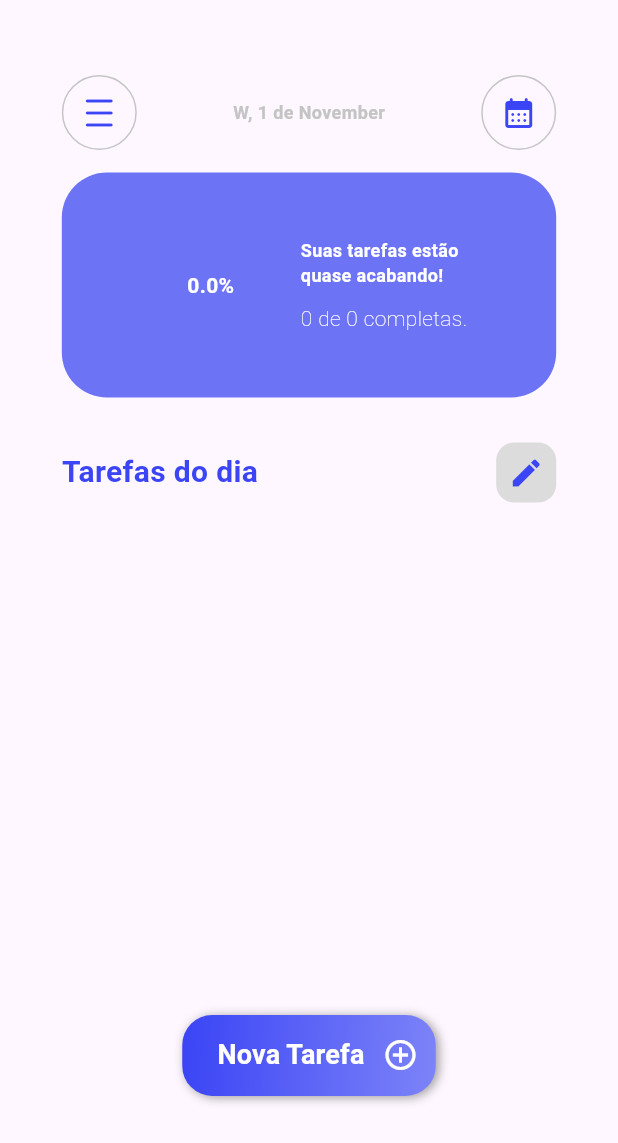
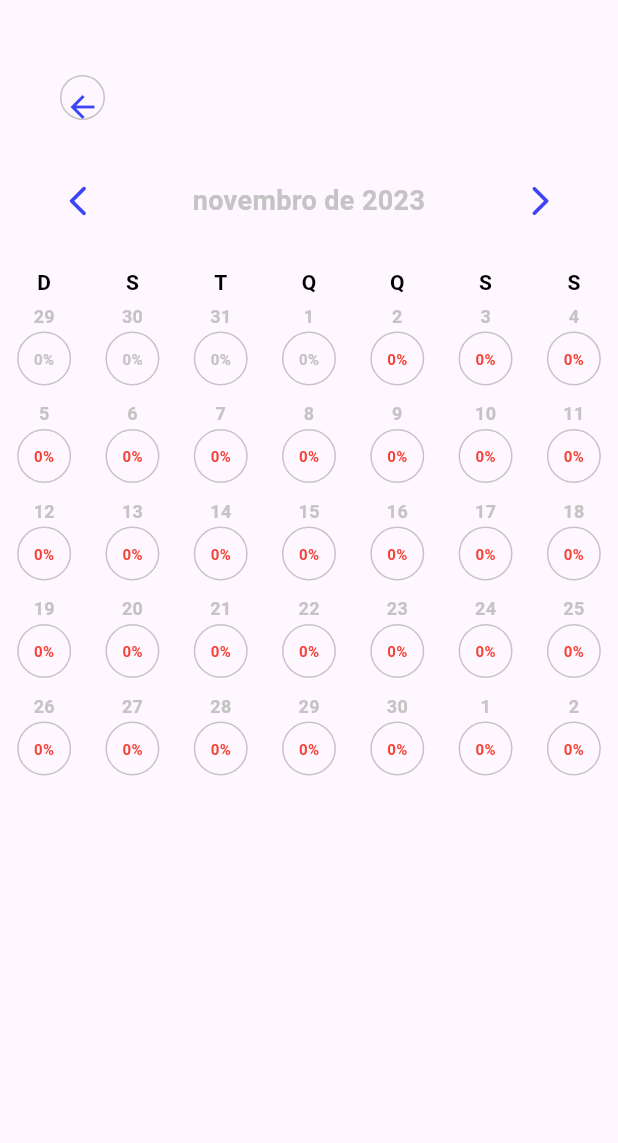
Before and after one commit to AthilaMatheusBorges/meu_habito, a Flutter app: the screen it shows after launch, after a tap on the "calendar month" icon, on a phone screen of 412 x 824 dp. Shown: the top 1143 px of the screen. Run offline on Flutter 3.47's test engine with Material 2 defaults, Android fonts, the phone set to English and light mode, and no system bars; drawn by our look-alikes of percent_indicator, table_calendar; our stand-ins replace date_field, datetime_picker_formfield, hive_flutter, sqflite; missing offline and left inert: dart:ffi; accounts and stored records are empty; Roboto replaces fonts that are missing (MontSerrat).

Commit message:
tela de loading e calendario completas

```diff
--- a/lib/database/db.dart
+++ b/lib/database/db.dart
@@ -37,6 +37,7 @@ class DB {
       id INTEGER PRIMARY KEY AUTOINCREMENT,
       nome TEXT,
       horario TEXT,
+      init TEXT,
       icone TEXT,
       notificacao BOOLEAN,
       frequencia TEXT
--- a/lib/main.dart
+++ b/lib/main.dart
@@ -2,13 +2,18 @@ import 'package:flutter/material.dart';
 import 'package:meu_habito/configs/hive_config.dart';
 import 'package:meu_habito/provider/tasks.dart';
 import 'package:meu_habito/repositories/task_repository.dart';
+import 'package:meu_habito/src/screens/loading_screen.dart';
 import 'package:provider/provider.dart';
+import 'package:intl/intl.dart';
+import 'package:intl/date_symbol_data_local.dart';
 
 import 'src/screens/home_page.dart';
 
 void main() async{
   WidgetsFlutterBinding.ensureInitialized();
   //await HiveConfig.start();
+
+  initializeDateFormatting("pt_BR", null);
   runApp(const MyApp());
 }
 
@@ -37,7 +42,7 @@ class MyApp extends StatelessWidget {
             useMaterial3: true,
           ),
           //edit
-          home: HomePage()),
+          home: LoadingScreen()),
     );
   }
 }
--- a/lib/models/tarefa_model.dart
+++ b/lib/models/tarefa_model.dart
@@ -4,6 +4,7 @@ class Tarefa {
   int id;
   final String nome;
   final String horario;
+  final String init;
   final String icon;
   //bool checked;
   final List<bool> frequencia;
@@ -13,6 +14,7 @@ class Tarefa {
     required this.id,
     required this.nome,
     required this.horario,
+    required this.init,
     required this.icon,
     //required this.checked,
     required this.frequencia,
--- a/lib/repositories/task_repository.dart
+++ b/lib/repositories/task_repository.dart
@@ -1,11 +1,17 @@
+import 'dart:ffi';
+import 'dart:math';
+
 import 'package:flutter/material.dart';
 import 'package:meu_habito/database/db.dart';
 import 'package:sqflite/sqlite_api.dart';
+
+import 'package:intl/intl.dart';
 import 'package:meu_habito/models/tarefa_model.dart';
 
 class TaskRepository extends ChangeNotifier {
   late Database db;
   List<Tarefa> _tarefas = [];
+  List _frequencia = [];
 
   //get saldo => _saldo;
   List<Tarefa> get tarefas => _tarefas;
@@ -17,29 +23,34 @@ class TaskRepository extends ChangeNotifier {
 
   _initRepository() async {
     await _getTarefas();
+    // await _getFrequencia();
   }
 
   _getTarefas() async {
     _tarefas = [];
     db = await DB.instance.database;
     List tasks = await db.query('tarefas');
-    print(tasks);
 
     tasks.forEach((tarefa) => _tarefas.add(Tarefa(
           id: tarefa['id'],
           nome: tarefa['nome'],
           horario: tarefa['horario'],
+          init: tarefa['init'],
           icon: tarefa['icone'],
           frequencia: _convertBool(tarefa['frequencia']),
           notificacao: _convertNotif(tarefa['notificacao']),
-          ))
-        );
+        )));
 
     print('carregou tarefas');
-    //print(tasks);
+    print(tasks);
     notifyListeners();
   }
 
+//  _getFrequencia() async {
+//   _frequencia = [];
+//   db = await DB.instance.database;
+//   List tasks = await db.query('frequencia_tarefas');
+//  }
   _convertNotif(int i) {
     if (i == 1)
       return true;
@@ -79,6 +90,7 @@ class TaskRepository extends ChangeNotifier {
     db.insert('tarefas', {
       'nome': task.nome,
       'horario': task.horario,
+      'init': task.init,
       'icone': task.icon,
       'notificacao': task.notificacao,
       'frequencia': _convertBit(task.frequencia),
@@ -107,7 +119,7 @@ class TaskRepository extends ChangeNotifier {
     notifyListeners();
   }
 
-tarefaFeita(int tarefaId, String data) async{
+  tarefaFeita(int tarefaId, String data) async {
     db = await DB.instance.database;
     db.insert('frequencia_tarefas', {
       'tarefa_id': tarefaId, // ID da tarefa associada
@@ -135,10 +147,9 @@ isTaskInFrequency(int taskId, String date) async {
     WHERE tarefa_id = ? AND data = ?
   ''', [taskId, date]);
     return result.isNotEmpty;
-
   }
 
-tasksForDash(String date)async {
+  tasksForDash(String date) async {
     db = await DB.instance.database;
     final List<Map<String, dynamic>> feitas = await db.rawQuery('''
     SELECT * FROM frequencia_tarefas
@@ -146,7 +157,6 @@ tasksForDash(String date)async {
   ''', [date]);
     return feitas.length;
   }
-
 
   getListaTarefas() {
     return _tarefas;
@@ -158,6 +168,7 @@ tasksForDash(String date)async {
         id: 50,
         nome: 'teste',
         horario: '2023-10-18 01:21:00.000',
+        init: '2023-10-18 01:21:00.000',
         icon: 'assets/icons/escrita.png',
         frequencia: [
           true,
@@ -181,7 +192,7 @@ tasksForDash(String date)async {
     return _tarefas.length;
   }
 
-  void deletarTask(int taskId) async{
+  void deletarTask(int taskId) async {
     db = await DB.instance.database;
     await db.rawDelete('''
     DELETE FROM frequencia_tarefas
@@ -194,4 +205,95 @@ tasksForDash(String date)async {
     notifyListeners();
     _getTarefas();
   }
+
+  getTabelaFreq() async {
+    db = await DB.instance.database;
+    final List<Map<String, dynamic>> feitas = await db.rawQuery('''
+    SELECT * FROM frequencia_tarefas
+  ''');
+    print(feitas);
   }
+
+  getPercentGeral() async {
+    //pega as tarefas feitas no dia no db
+    db = await DB.instance.database;
+    final List<Map<String, dynamic>> frequencia = await db.rawQuery('''
+      SELECT * FROM frequencia_tarefas
+      ''');
+
+    final List<Map<String, dynamic>> datas = await db.rawQuery(
+      '''SELECT DISTINCT data FROM frequencia_tarefas''',
+    );
+
+    print(frequencia);
+    print(datas);
+
+    Map<String, double> saida = {};
+
+    for (int i = 0; i < datas.length; i++) {
+      String data = datas[i]['data'];
+      //convertendo a data string em um datetime
+      DateTime dia = DateTime.parse("${data} 23:59:00.000");
+
+      double percent = 0.0;
+      //tarefas cadastradas antes do dia analisado
+      int tarefasValidas = 0;
+      //das tarefas cadastradas quantas foram feitas no dia
+      int tarefasFeitas = 0;
+
+      _tarefas.forEach((element) {
+        //data de criação da tarefa
+        DateTime diaCriacaoTarefa = DateTime.parse(element.init);
+
+        //verifica se a tarefa foi criada antes do dia analisado e se ela está programada para ser feita nesse dia da semana
+        if (diaCriacaoTarefa.isBefore(dia) &&
+            element.frequencia[dia.weekday - 1]) tarefasValidas++;
+
+        List<Map<String, dynamic>> mapsComDataDesejada = frequencia
+            .where((map) =>
+                (map["data"] == data && map['tarefa_id'] == element.id))
+            .toList();
+
+        if (mapsComDataDesejada.length > 0) tarefasFeitas++;
+      });
+
+      //Realiza o calculo do percentual das tarefas feitas no dia
+
+      if (tarefasValidas == 0 || (tarefasFeitas == 0 && tarefasValidas > 0))
+        percent = 0.0;
+      else if (tarefasFeitas > 0 && tarefasFeitas < tarefasValidas)
+        percent = tarefasFeitas / tarefasValidas;
+      else if (tarefasFeitas >= tarefasValidas) percent = 1.0;
+
+      saida.putIfAbsent(data, () => percent);
+    }
+
+    return saida;
+  }
+
+  getDatePrimeiraTask(){
+    DateTime antiga = DateTime.now();
+
+    _tarefas.forEach((element) {
+      DateTime data = DateTime.parse(element.init);
+      if(data.isBefore(antiga)) antiga = data;
+    });
+
+    return antiga;
+  }
+
+  mockarDB() {
+    DateTime dataAtual = DateTime.now();
+    final random = Random();
+    // Subtrai um Duration de um dia da data atual
+    _tarefas.forEach((element) {
+      for (int i = 0; i < 10; i++) {
+        DateTime dataXDiasAntes = dataAtual.add(Duration(days: i));
+        String dataFormatada = DateFormat('yyyy-MM-dd').format(dataXDiasAntes);
+
+        if(random.nextBool()) tarefaFeita(element.id, dataFormatada);
+      }
+    });
+    notifyListeners();
+  }
+}
--- /dev/null
+++ b/lib/src/screens/calendar_page.dart
@@ -0,0 +1,243 @@
+import 'package:flutter/material.dart';
+import 'package:percent_indicator/circular_percent_indicator.dart';
+import 'package:provider/provider.dart';
+import 'package:table_calendar/table_calendar.dart';
+
+import 'package:intl/date_symbol_data_file.dart';
+import 'package:intl/intl.dart';
+
+import '../../repositories/task_repository.dart';
+
+bool load = false;
+Map<String, double> percentuais = {};
+DateTime _focusedDay = DateTime.now();
+DateTime tarefaMaisAntiga = DateTime.now();
+
+class CalendarPage extends StatefulWidget {
+  @override
+  _CalendarPageState createState() => _CalendarPageState();
+}
+
+class _CalendarPageState extends State<CalendarPage> {
+  late TaskRepository tarefas;
+
+  @override
+  void initState() {
+    super.initState();
+    load = false;
+  }
+
+  Future carregaPercentuais(DateTime dia) async {
+    // Map<String, double> result = await tarefas.getPercent(dia);
+    Map<String, double> resultPercent = await tarefas.getPercentGeral();
+    DateTime resultTarefaAntiga = await tarefas.getDatePrimeiraTask();
+
+    setState(() {
+      percentuais = resultPercent;
+      tarefaMaisAntiga = resultTarefaAntiga;
+      load = true;
+    });
+  }
+
+  @override
+  Widget build(BuildContext context) {
+    tarefas = context.watch<TaskRepository>();
+
+    if (load == false) carregaPercentuais(_focusedDay);
+
+    return Scaffold(
+      appBar: PreferredSize(
+          preferredSize: Size.fromHeight(80),
+          child: Padding(
+            padding: const EdgeInsets.only(left:30.0, top: 50.0),
+            child: Container(
+              child: Row(
+                children: [
+                  Container(
+                width: 50.0,
+                height: 50.0,
+                padding: EdgeInsets.all(0),
+                decoration: BoxDecoration(
+                  color: Colors.transparent,
+                  shape: BoxShape.circle,
+                  border: Border.all(
+                    color: Color.fromARGB(255, 196, 197, 197),
+                    width: 1.0,
+                  ),
+                ),
+                child: IconButton(
+                  onPressed: () {Navigator.of(context).pop();},
+                  icon: Icon(
+                    Icons.arrow_back,
+                    color: Color(0xFF3B45F5),
+                  ),
+                ),
+              ),],
+              ),
+            ),
+          )),
+      body: Column(
+        children: <Widget>[
+          if (load == false)
+            Column(
+              children: [
+                const Center(
+                  child: CircularProgressIndicator(
+                    color: Color(0xFF3B45F5),
+                  ),
+                ),
+              ],
+            )
+          else
+            TableCalendar(
+              locale: 'pt_BR',
+              firstDay: DateTime.utc(DateTime.now().year, 1, 1),
+              lastDay: DateTime.utc(DateTime.now().year, 12, 30),
+              // onPageChanged: (focusedDay) {
+              //   setState(() {
+              //     _focusedDay = focusedDay;
+              //     //load = false;
+              //   });
+              //   //carregaPercentuais(_focusedDay);
+              // },
+              focusedDay: _focusedDay,
+              headerStyle: const HeaderStyle(
+                headerPadding: EdgeInsets.only(top: 30.0, left: 20.0, right: 20.0),
+                leftChevronIcon: Icon(
+                  Icons.arrow_back_ios_new_rounded,
+                  color: Color(0xFF3B45F5),
+                ),
+                rightChevronIcon: Icon(
+                  Icons.arrow_forward_ios_rounded,
+                  color: Color(0xFF3B45F5),
+                ),
+                titleTextStyle: TextStyle(
+                  color: Color(0xFFC5C4C4),
+                  fontFamily: 'MontSerrat',
+                  fontWeight: FontWeight.bold,
+                  fontSize: 18.0,
+                ),
+                formatButtonVisible: false,
+                titleCentered: true,
+              ),
+              rowHeight: 65.0,
+              calendarStyle: const CalendarStyle(
+                  tablePadding: EdgeInsets.only(top: 20.0),
+                  defaultDecoration: BoxDecoration(color: Colors.purple)),
+              calendarBuilders: CalendarBuilders(
+                dowBuilder: (context, day) => dowText(day),
+                prioritizedBuilder: (context, day, focusedDay) {
+                  double percentual = 0.0;
+                  String dia = '';
+                  if (day.day < 10)
+                    dia += "0${day.day}";
+                  else
+                    dia += "${day.day}";
+
+                  String data = "${day.year}-${day.month}-${dia}";
+
+                  if (percentuais.containsKey(data)) {
+                    percentual = percentuais[data]!;
+                  }
+
+                  Color cor = Colors.black;
+
+                  //|| day.isAfter(DateTime.now())
+                  if (day.isBefore(tarefaMaisAntiga))
+                    cor = Color(0xFFC5C4C4);
+                  else if (percentual <= 0.35)
+                    cor = Colors.red;
+                  else if (percentual <= 0.7)
+                    cor = Colors.orange;
+                  else
+                    cor = Colors.green;
+
+                  return Column(
+                    children: [
+                      Padding(
+                        padding: const EdgeInsets.only(top: 8.0, bottom: 2.0),
+                        child: Text(
+                          "${day.day}",
+                          style: TextStyle(
+                            color: Color(0xFFC5C4C4),
+                            fontFamily: "MontSerrat",
+                            fontSize: 12.0,
+                            fontWeight: FontWeight.w600,
+                          ),
+                        ),
+                      ),
+                      CircularPercentIndicator(
+                        backgroundColor: Color(0xFFC5C4C4),
+                        animation: false,
+                        animationDuration: 800,
+                        radius: 18.0,
+                        lineWidth: 1.0,
+                        percent: percentual,
+                        center: Text(
+                          '${(percentual * 100).toStringAsFixed(0)}%',
+                          style: TextStyle(
+                            fontFamily: 'MontSerrat',
+                            fontSize: 10.0,
+                            fontWeight: FontWeight.bold,
+                            color: cor,
+                          ),
+                        ),
+                        progressColor: cor,
+                      ),
+                    ],
+                  );
+                },
+              ),
+            )
+        ],
+      ),
+    );
+  }
+
+  dowText(DateTime date) {
+    int diaDaSemana = date.weekday;
+    String saida = '';
+    switch (diaDaSemana) {
+      case 1:
+        saida = 'S';
+        break;
+      case 2:
+        saida = 'T';
+        break;
+      case 3:
+        saida = 'Q';
+        break;
+      case 4:
+        saida = 'Q';
+        break;
+      case 5:
+        saida = 'S';
+        break;
+      case 6:
+        saida = 'S';
+        break;
+      case 7:
+        saida = 'D';
+        break;
+      default:
+        saida = 'err';
+    }
+    return Center(
+      child: Text(
+        saida,
+        style: TextStyle(
+          color: Colors.black,
+          fontFamily: 'MontSerrat',
+          fontSize: 14.0,
+          fontWeight: FontWeight.bold,
+        ),
+        overflow: TextOverflow.visible,
+      ),
+    );
+  }
+
+  // getPercent(DateTime day) async{
+  //   double saida = await tarefas.getPercentMonth(day);
+  //   return saida;
+  // }
+}
--- a/lib/src/screens/home_page.dart
+++ b/lib/src/screens/home_page.dart
@@ -6,6 +6,7 @@ import 'package:meu_habito/src/widgets/top_bar.dart';
 import 'package:provider/provider.dart';
 
 import '../../models/tarefa_model.dart';
+import '../../repositories/task_repository.dart';
 import '../widgets/listcards.dart';
 import '../widgets/modal_add_tarefa.dart';
 
@@ -18,8 +19,11 @@ class HomePage extends StatefulWidget {
 
 class _HomePageState extends State<HomePage> {
 
+
   @override
   Widget build(BuildContext context) {
+
+
     //final Tarefas tarefas_prov = Provider.of(context);
     return Scaffold(
       resizeToAvoidBottomInset: false,
--- /dev/null
+++ b/lib/src/screens/loading_screen.dart
@@ -0,0 +1,34 @@
+import 'package:flutter/material.dart';
+import 'package:meu_habito/repositories/task_repository.dart';
+import 'package:meu_habito/src/screens/home_page.dart';
+import 'package:provider/provider.dart';
+
+class LoadingScreen extends StatelessWidget {
+  @override
+  Widget build(BuildContext context) {
+    Future.delayed(Duration(seconds: 2), () {
+      // Após o carregamento, navegue para a tela principal
+      // Substitua esse código pela navegação real que você deseja após o carregamento
+      Navigator.of(context).pushReplacement(
+        MaterialPageRoute(
+          builder: (context) => HomePage(),
+        ),
+      );
+    });
+    return Container(
+      decoration: BoxDecoration(color: Colors.white),
+      child: Column(
+        mainAxisAlignment: MainAxisAlignment.center,
+        children: [
+          Image.asset('assets/icons/logo.png'),
+          Text('meuHábito', style: TextStyle(color: Color(0xFF3B45F5), fontFamily: 'Lilita One', fontSize: 40.0,decoration: TextDecoration.none,)),
+          Padding(
+            padding: const EdgeInsets.only(top: 40.0),
+            child: CircularProgressIndicator(color: Color(0xFF3B45F5),),
+          )
+
+        ],
+      ),
+    );
+  }
+}
--- a/lib/src/widgets/modal_add_tarefa.dart
+++ b/lib/src/widgets/modal_add_tarefa.dart
@@ -65,6 +65,7 @@ class _ModalAddTarefaState extends State<ModalAddTarefa> {
     _formData['id'] = task.id;
     _formData['nome'] = task.nome;
     _formData['horario'] = task.horario;
+    _formData['init'] = task.init;
     selectedIcon = task.icon;
     _formData['frequencia'] = task.frequencia;
     setState(() {
@@ -330,6 +331,8 @@ class _ModalAddTarefaState extends State<ModalAddTarefa> {
                                                   nome: _formData['nome'],
                                                   horario: _formData['horario']
                                                       .toString(),
+                                                      init: _formData['horario']
+                                                      .toString(),
                                                   icon: selectedIcon,
                                                   frequencia: dias,
                                                   notificacao: checkNotif,
@@ -343,6 +346,8 @@ class _ModalAddTarefaState extends State<ModalAddTarefa> {
                                                   id: widget.taskId,
                                                   nome: _formData['nome'],
                                                   horario: _formData['horario']
+                                                      .toString(),
+                                                  init: _formData['init']
                                                       .toString(),
                                                   icon: selectedIcon,
                                                   //checked: false,
@@ -410,7 +415,7 @@ class CheckboxDia extends StatefulWidget {
 }
 
 class _CheckboxDiaState extends State<CheckboxDia> {
-  List<String> diasLetra = ['D', 'S', 'T', 'Q', 'Q', 'S', 'S'];
+  List<String> diasLetra = ['S', 'T', 'Q', 'Q', 'S', 'S','D'];
   @override
   Widget build(BuildContext context) {
     bool checkValue = widget.initialValue;
--- a/lib/src/widgets/top_bar.dart
+++ b/lib/src/widgets/top_bar.dart
@@ -2,6 +2,10 @@ import 'package:flutter/foundation.dart';
 import 'package:flutter/material.dart';
 import 'package:intl/intl.dart';
 import 'package:intl/date_symbol_data_file.dart';
+import 'package:meu_habito/src/screens/calendar_page.dart';
+
+import 'package:provider/provider.dart';
+import '../../repositories/task_repository.dart';
 
 class TopBar extends StatefulWidget {
   const TopBar({super.key});
@@ -11,8 +15,16 @@ class TopBar extends StatefulWidget {
 }
 
 class _TopBarState extends State<TopBar> {
+  bool dbMockado = false;
+
+  late TaskRepository tarefas;
+
+
   @override
   Widget build(BuildContext context) {
+
+    tarefas = context.watch<TaskRepository>();
+
     return Container(
       width: MediaQuery.of(context).size.width * 0.8,
       height: 100.0,
@@ -34,7 +46,7 @@ class _TopBarState extends State<TopBar> {
                 ),
               ),
               child: IconButton(
-                onPressed: () {},
+                onPressed: () {tarefas.mockarDB();},
                 icon: Icon(
                   Icons.density_medium_rounded,
                   color: Color(0xFF3B45F5),
@@ -42,7 +54,7 @@ class _TopBarState extends State<TopBar> {
               ),
             ),
             Text(
-              DateFormat("EEEEE, d 'de' MMMM").format(DateTime.now()),
+              DateFormat("EEEEE, d 'de' MMMM",'pt_BR').format(DateTime.now()),
               style: TextStyle(
                 color: Color(0xFFC5C4C4),
                 fontFamily: 'MontSerrat',
@@ -63,7 +75,14 @@ class _TopBarState extends State<TopBar> {
                   ),
                 ),
                 child: IconButton(
-                    onPressed: () {},
+                    onPressed: () {
+                      Navigator.of(context).push(
+                        MaterialPageRoute(
+                          builder: (context) => CalendarPage(),
+                        ),
+                      );
+                      //tarefas.getTabelaFreq();
+                    },
                     icon: Icon(
                       Icons.calendar_month_rounded,
                       color: Color(0xFF3B45F5),
```
Also changed, not shown: pubspec.yaml (+6 -6 lines), assets/fonts/LilitaOne-Regular.ttf (added), assets/icons/logo.png (added), pubspec.lock. Lines whose indentation alone changed are shown as unchanged.
